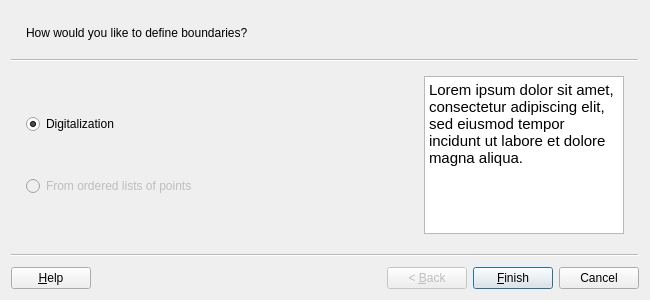
This is asistente_ladm_col/ui/wiz_define_boundaries_cadastre.ui in SwissTierrasColombia/Asistente-LADM-COL as Qt 5 draws it before an edit. The edited form follows.
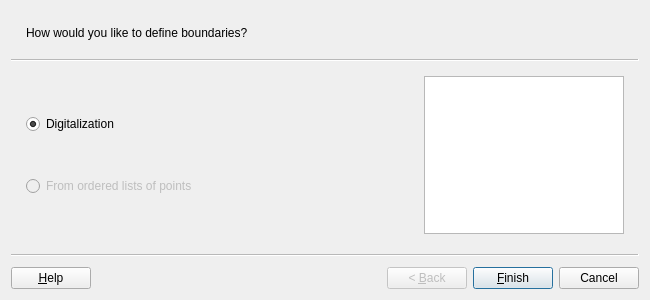
This is the edited form.

```diff
--- a/asistente_ladm_col/ui/wiz_define_boundaries_cadastre.ui
+++ b/asistente_ladm_col/ui/wiz_define_boundaries_cadastre.ui
@@ -53,7 +53,7 @@
 &lt;html&gt;&lt;head&gt;&lt;meta name=&quot;qrichtext&quot; content=&quot;1&quot; /&gt;&lt;style type=&quot;text/css&quot;&gt;
 p, li { white-space: pre-wrap; }
 &lt;/style&gt;&lt;/head&gt;&lt;body style=&quot; font-family:'Ubuntu'; font-size:11pt; font-weight:400; font-style:normal;&quot;&gt;
-&lt;p style=&quot; margin-top:0px; margin-bottom:0px; margin-left:0px; margin-right:0px; -qt-block-indent:0; text-indent:0px;&quot;&gt;Lorem ipsum dolor sit amet, consectetur adipiscing elit, sed eiusmod tempor incidunt ut labore et dolore magna aliqua.&lt;/p&gt;&lt;/body&gt;&lt;/html&gt;</string>
+&lt;p style=&quot;-qt-paragraph-type:empty; margin-top:0px; margin-bottom:0px; margin-left:0px; margin-right:0px; -qt-block-indent:0; text-indent:0px;&quot;&gt;&lt;br /&gt;&lt;/p&gt;&lt;/body&gt;&lt;/html&gt;</string>
       </property>
      </widget>
     </item>
```
